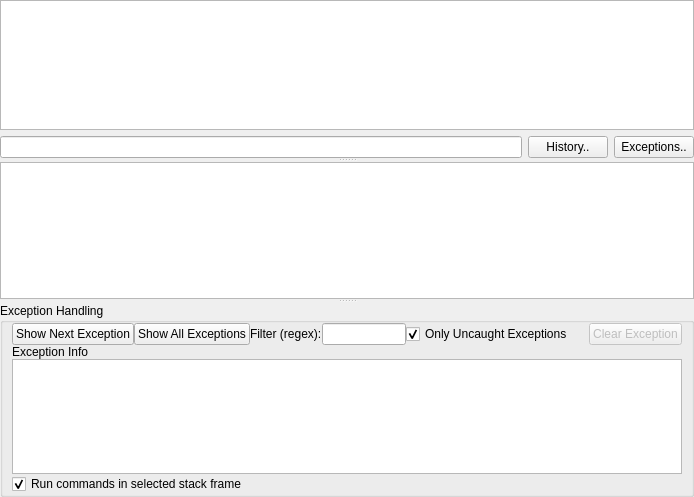
This is pyqtgraph/console/template.ui in pyqtgraph/pyqtgraph as Qt 5 draws it before an edit. The edited form follows.
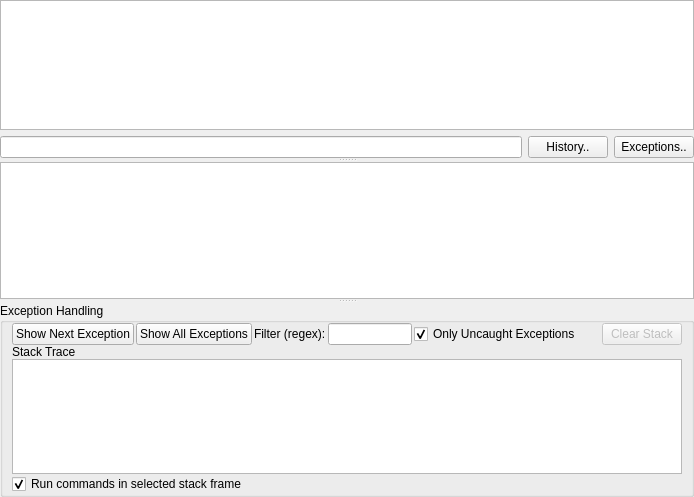
This is the edited form. Custom widgets are drawn as their Qt base class.

Commit message: Allow console to display any frame stack (even without an exception)

```diff
--- a/pyqtgraph/console/template.ui
+++ b/pyqtgraph/console/template.ui
@@ -86,7 +86,10 @@
        <property name="bottomMargin">
         <number>0</number>
        </property>
-       <property name="spacing">
+       <property name="horizontalSpacing">
+        <number>2</number>
+       </property>
+       <property name="verticalSpacing">
         <number>0</number>
        </property>
        <item row="0" column="6">
@@ -95,7 +98,7 @@
           <bool>false</bool>
          </property>
          <property name="text">
-          <string>Clear Exception</string>
+          <string>Clear Stack</string>
          </property>
         </widget>
        </item>
@@ -149,7 +152,7 @@
        <item row="1" column="0" colspan="7">
         <widget class="QLabel" name="exceptionInfoLabel">
          <property name="text">
-          <string>Exception Info</string>
+          <string>Stack Trace</string>
          </property>
         </widget>
        </item>
```
The commit also changes 3 other files.
